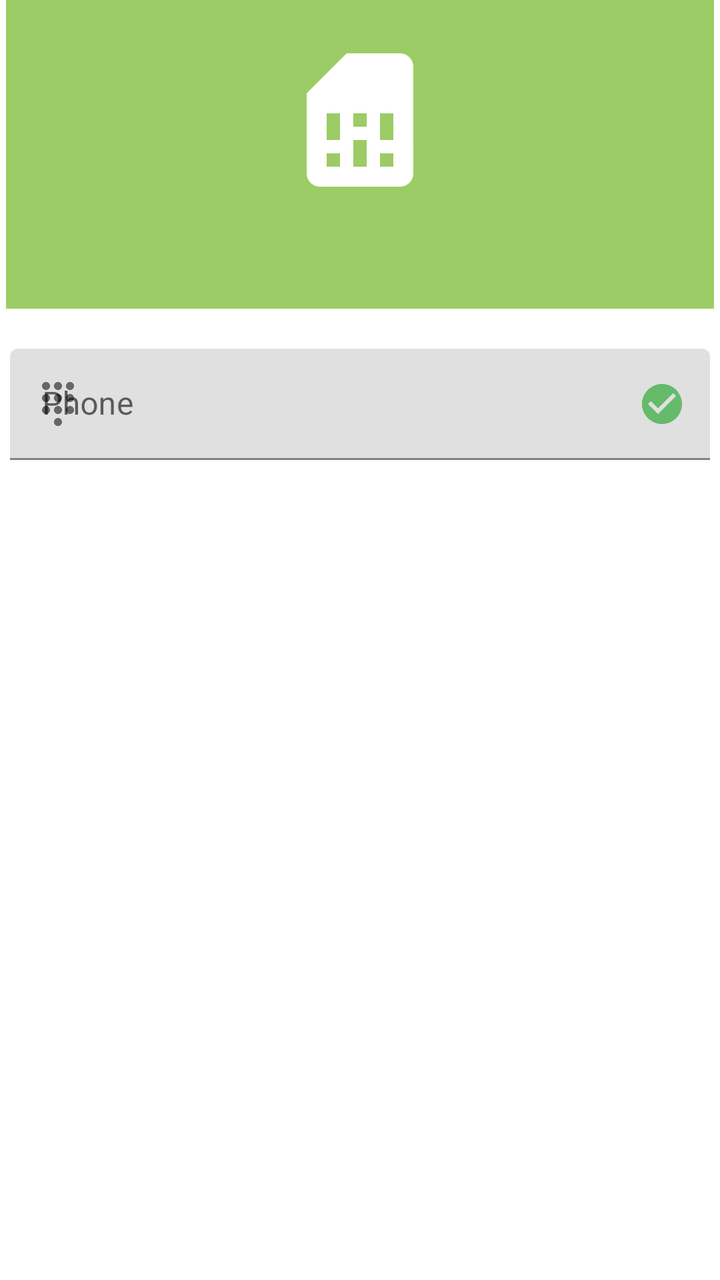
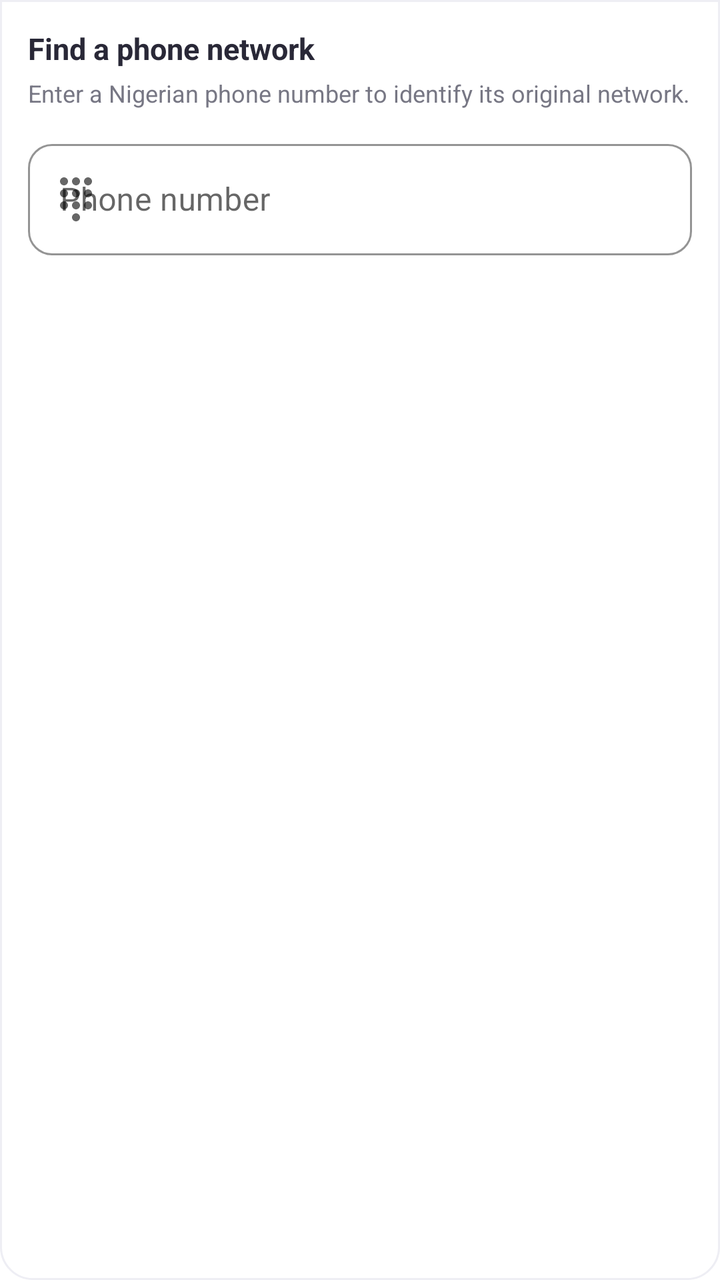

Screens rendered from an Android XML layout before and after an edit, with the pre-edit source and the edit as a unified diff.
<!-- AndroidManifest.xml: application theme Theme.EasyCheck -->
<!-- res/layout/network_look_up.xml -->
<?xml version="1.0" encoding="utf-8"?>
<LinearLayout xmlns:android="http://schemas.android.com/apk/res/android"
    xmlns:app="http://schemas.android.com/apk/res-auto"
    android:layout_width="match_parent"
    android:layout_height="wrap_content"
    android:background="@android:color/transparent"
    android:orientation="vertical">

    <LinearLayout
        android:layout_marginHorizontal="@dimen/spacing_small"
        android:id="@+id/lookup_background"
        android:layout_width="match_parent"
        android:layout_height="wrap_content"
        android:background="@color/light_green_400"
        android:gravity="center"
        android:minHeight="120.0dip"
        android:orientation="vertical"
        android:padding="@dimen/spacing_mlarge">

        <ImageView
            android:id="@+id/icon"
            android:layout_width="80.0dip"
            android:layout_height="80.0dip"
            app:srcCompat="@drawable/ic_baseline_sim_card_24" />

        <TextView
            android:id="@+id/title"
            android:layout_width="wrap_content"
            android:layout_height="wrap_content"
            android:layout_marginTop="@dimen/spacing_middle"
            android:text=""
            android:textAppearance="@style/TextAppearance.AppCompat.Medium"
            android:textColor="@color/white"
            android:textStyle="bold" />
    </LinearLayout>

    <View
        android:layout_width="0.0dip"
        android:layout_height="@dimen/spacing_large" />

    <androidx.appcompat.widget.LinearLayoutCompat
        android:layout_width="match_parent"
        android:layout_height="wrap_content"
        android:orientation="vertical"
        android:padding="@dimen/spacing_medium">

        <com.google.android.material.textfield.TextInputLayout
            android:id="@+id/phone_layout"
            style="@style/ThemeOverlay.Material3.TextInputEditText.OutlinedBox.Dense"
            android:layout_width="match_parent"
            android:layout_height="wrap_content"
            android:hint="@string/phone"
            app:endIconDrawable="@drawable/ic_check_circle"
            app:endIconMode="custom"
            app:endIconTint="@color/green_400"
            app:startIconDrawable="@drawable/ic_baseline_dialpad_24"
            app:startIconTint="@color/grey_60">

            <com.google.android.material.textfield.TextInputEditText
                android:id="@+id/phone_lookup"
                android:layout_width="match_parent"
                android:layout_height="match_parent"
                android:focusableInTouchMode="true"
                android:inputType="phone" />
        </com.google.android.material.textfield.TextInputLayout>

        <View
            android:layout_width="0.0dip"
            android:layout_height="@dimen/spacing_middle" />
    </androidx.appcompat.widget.LinearLayoutCompat>
</LinearLayout>
<!-- resources referenced by this layout -->
<resources>
  <color name="green_400">#ff66bb6a</color>
  <color name="grey_60">#ff666666</color>
  <color name="light_green_400">#ff9ccc65</color>
  <color name="white">#FFFFFFFF</color>
  <dimen name="spacing_large">15.0dip</dimen>
  <dimen name="spacing_medium">5.0dip</dimen>
  <dimen name="spacing_middle">10.0dip</dimen>
  <dimen name="spacing_mlarge">20.0dip</dimen>
  <dimen name="spacing_small">3.0dip</dimen>
  <!-- drawable ic_baseline_dialpad_24 (drawable) -->
  <vector android:height="24dp" android:tint="#FFFFFF"
      android:viewportHeight="24" android:viewportWidth="24"
      android:width="24dp" xmlns:android="http://schemas.android.com/apk/res/android">
      <path android:fillColor="@android:color/white" android:pathData="M12,19c-1.1,0 -2,0.9 -2,2s0.9,2 2,2 2,-0.9 2,-2 -0.9,-2 -2,-2zM6,1c-1.1,0 -2,0.9 -2,2s0.9,2 2,2 2,-0.9 2,-2 -0.9,-2 -2,-2zM6,7c-1.1,0 -2,0.9 -2,2s0.9,2 2,2 2,-0.9 2,-2 -0.9,-2 -2,-2zM6,13c-1.1,0 -2,0.9 -2,2s0.9,2 2,2 2,-0.9 2,-2 -0.9,-2 -2,-2zM18,5c1.1,0 2,-0.9 2,-2s-0.9,-2 -2,-2 -2,0.9 -2,2 0.9,2 2,2zM12,13c-1.1,0 -2,0.9 -2,2s0.9,2 2,2 2,-0.9 2,-2 -0.9,-2 -2,-2zM18,13c-1.1,0 -2,0.9 -2,2s0.9,2 2,2 2,-0.9 2,-2 -0.9,-2 -2,-2zM18,7c-1.1,0 -2,0.9 -2,2s0.9,2 2,2 2,-0.9 2,-2 -0.9,-2 -2,-2zM12,7c-1.1,0 -2,0.9 -2,2s0.9,2 2,2 2,-0.9 2,-2 -0.9,-2 -2,-2zM12,1c-1.1,0 -2,0.9 -2,2s0.9,2 2,2 2,-0.9 2,-2 -0.9,-2 -2,-2z"/>
  </vector>
  <!-- drawable ic_baseline_sim_card_24 (drawable) -->
  <vector android:height="24dp" android:tint="#FFFFFF"
      android:viewportHeight="24" android:viewportWidth="24"
      android:width="24dp" xmlns:android="http://schemas.android.com/apk/res/android">
      <path android:fillColor="@android:color/white" android:pathData="M19.99,4c0,-1.1 -0.89,-2 -1.99,-2h-8L4,8v12c0,1.1 0.9,2 2,2h12.01c1.1,0 1.99,-0.9 1.99,-2l-0.01,-16zM9,19L7,19v-2h2v2zM17,19h-2v-2h2v2zM9,15L7,15v-4h2v4zM13,19h-2v-4h2v4zM13,13h-2v-2h2v2zM17,15h-2v-4h2v4z"/>
  </vector>
  <!-- drawable ic_check_circle (drawable) -->
  <?xml version="1.0" encoding="utf-8"?>
  <vector android:height="24.0dip" android:width="24.0dip" android:viewportWidth="24.0" android:viewportHeight="24.0"
    xmlns:android="http://schemas.android.com/apk/res/android">
      <path android:fillColor="#ffffffff" android:pathData="M12,2C6.48,2 2,6.48 2,12s4.48,10 10,10 10,-4.48 10,-10S17.52,2 12,2zM10,17l-5,-5 1.41,-1.41L10,14.17l7.59,-7.59L19,8l-9,9z" />
  </vector>
  <string name="phone">Phone</string>
  <style name="Theme.EasyCheck" parent="Theme.MaterialComponents.Light.NoActionBar">
          
          <item name="colorPrimary">@color/purple_500</item>
          <item name="colorPrimaryVariant">@color/purple_700</item>
          <item name="colorOnPrimary">@color/white</item>
          <item name="rippleColor">@color/rippleColor</item>
          
          <item name="colorSecondary">@color/teal_200</item>
          <item name="colorSecondaryVariant">@color/teal_700</item>
          <item name="colorOnSecondary">@color/black</item>
          
          <item name="android:statusBarColor">?attr/colorPrimaryVariant</item>
          
      </style>
  <color name="purple_500">#FF6200EE</color>
  <color name="purple_700">#FF3700B3</color>
  <color name="rippleColor">#33000000</color>
  <color name="teal_200">#FF03DAC5</color>
  <color name="teal_700">#FF018786</color>
  <color name="black">#FF000000</color>
</resources>

<!-- the commit's change to res/layout/network_look_up.xml (unified diff, before → after) -->
@@ -1,71 +1,67 @@
 <?xml version="1.0" encoding="utf-8"?>
-<LinearLayout xmlns:android="http://schemas.android.com/apk/res/android"
+<LinearLayout
+    xmlns:android="http://schemas.android.com/apk/res/android"
     xmlns:app="http://schemas.android.com/apk/res-auto"
     android:layout_width="match_parent"
     android:layout_height="wrap_content"
-    android:background="@android:color/transparent"
-    android:orientation="vertical">
+    android:layout_marginHorizontal="16dp"
+    android:layout_marginBottom="8dp"
+    android:orientation="vertical"
+    android:padding="14dp"
+    android:background="@drawable/bg_reveal_panel">
 
-    <LinearLayout
-        android:layout_marginHorizontal="@dimen/spacing_small"
-        android:id="@+id/lookup_background"
+    <TextView
+        android:id="@+id/title"
         android:layout_width="match_parent"
         android:layout_height="wrap_content"
-        android:background="@color/light_green_400"
-        android:gravity="center"
-        android:minHeight="120.0dip"
-        android:orientation="vertical"
-        android:padding="@dimen/spacing_mlarge">
+        android:text="Find a phone network"
+        android:textColor="#292837"
+        android:textSize="15sp"
+        android:textStyle="bold" />
 
-        <ImageView
-            android:id="@+id/icon"
-            android:layout_width="80.0dip"
-            android:layout_height="80.0dip"
-            app:srcCompat="@drawable/ic_baseline_sim_card_24" />
-
-        <TextView
-            android:id="@+id/title"
-            android:layout_width="wrap_content"
-            android:layout_height="wrap_content"
-            android:layout_marginTop="@dimen/spacing_middle"
-            android:text=""
-            android:textAppearance="@style/TextAppearance.AppCompat.Medium"
-            android:textColor="@color/white"
-            android:textStyle="bold" />
-    </LinearLayout>
-
-    <View
-        android:layout_width="0.0dip"
-        android:layout_height="@dimen/spacing_large" />
-
-    <androidx.appcompat.widget.LinearLayoutCompat
+    <TextView
         android:layout_width="match_parent"
         android:layout_height="wrap_content"
-        android:orientation="vertical"
-        android:padding="@dimen/spacing_medium">
+        android:layout_marginTop="4dp"
+        android:layout_marginBottom="12dp"
+        android:text="Enter a Nigerian phone number to identify its original network."
+        android:textColor="#777784"
+        android:textSize="12sp" />
 
-        <com.google.android.material.textfield.TextInputLayout
-            android:id="@+id/phone_layout"
-            style="@style/ThemeOverlay.Material3.TextInputEditText.OutlinedBox.Dense"
+    <com.google.android.material.textfield.TextInputLayout
+        android:id="@+id/phone_layout"
+        style="@style/Widget.MaterialComponents.TextInputLayout.OutlinedBox"
+        android:layout_width="match_parent"
+        android:layout_height="wrap_content"
+        android:hint="Phone number"
+        app:boxCornerRadiusTopStart="12dp"
+        app:boxCornerRadiusTopEnd="12dp"
+        app:boxCornerRadiusBottomStart="12dp"
+        app:boxCornerRadiusBottomEnd="12dp"
+        app:boxStrokeColor="#4934D8"
+        app:startIconDrawable="@drawable/ic_baseline_dialpad_24">
+
+        <com.google.android.material.textfield.TextInputEditText
+            android:id="@+id/phone_lookup"
             android:layout_width="match_parent"
             android:layout_height="wrap_content"
-            android:hint="@string/phone"
-            app:endIconDrawable="@drawable/ic_check_circle"
-            app:endIconMode="custom"
-            app:endIconTint="@color/green_400"
-            app:startIconDrawable="@drawable/ic_baseline_dialpad_24"
-            app:startIconTint="@color/grey_60">
+            android:inputType="phone"
+            android:maxLength="15"
+            android:singleLine="true"
+            android:textSize="16sp" />
 
-            <com.google.android.material.textfield.TextInputEditText
-                android:id="@+id/phone_lookup"
-                android:layout_width="match_parent"
-                android:layout_height="match_parent"
-                android:focusableInTouchMode="true"
-                android:inputType="phone" />
-        </com.google.android.material.textfield.TextInputLayout>
+    </com.google.android.material.textfield.TextInputLayout>
 
-        <View
-            android:layout_width="0.0dip"
-            android:layout_height="@dimen/spacing_middle" />
-    </androidx.appcompat.widget.LinearLayoutCompat>
+    <TextView
+        android:id="@+id/network_result"
+        android:layout_width="match_parent"
+        android:layout_height="wrap_content"
+        android:layout_marginTop="10dp"
+        android:padding="10dp"
+        android:background="@drawable/bg_lookup_result"
+        android:text="Network result will appear here"
+        android:textColor="#777784"
+        android:textSize="13sp"
+        android:visibility="gone" />
+
 </LinearLayout>
<!-- resource entries referenced after the edit -->
@@ -1,33 +1,30 @@
 <!-- resources referenced by this layout -->
 <resources>
-  <color name="green_400">#ff66bb6a</color>
-  <color name="grey_60">#ff666666</color>
-  <color name="light_green_400">#ff9ccc65</color>
+  <!-- drawable bg_lookup_result (drawable) -->
+  <?xml version="1.0" encoding="utf-8"?>
+  <shape xmlns:android="http://schemas.android.com/apk/res/android">
+      <solid android:color="#F2F0FF" />
+      <corners android:radius="10dp" />
+  </shape>
+  <!-- drawable bg_reveal_panel (drawable) -->
+  <?xml version="1.0" encoding="utf-8"?>
+  <shape xmlns:android="http://schemas.android.com/apk/res/android">
+      <solid android:color="#FFFFFF" />
+      <corners
+          android:bottomLeftRadius="16dp"
+          android:bottomRightRadius="16dp" />
+  
+      <stroke
+          android:width="1dp"
+          android:color="#EEEEF4" />
+  </shape>
   <color name="white">#FFFFFFFF</color>
-  <dimen name="spacing_large">15.0dip</dimen>
-  <dimen name="spacing_medium">5.0dip</dimen>
-  <dimen name="spacing_middle">10.0dip</dimen>
-  <dimen name="spacing_mlarge">20.0dip</dimen>
-  <dimen name="spacing_small">3.0dip</dimen>
   <!-- drawable ic_baseline_dialpad_24 (drawable) -->
   <vector android:height="24dp" android:tint="#FFFFFF"
       android:viewportHeight="24" android:viewportWidth="24"
       android:width="24dp" xmlns:android="http://schemas.android.com/apk/res/android">
       <path android:fillColor="@android:color/white" android:pathData="M12,19c-1.1,0 -2,0.9 -2,2s0.9,2 2,2 2,-0.9 2,-2 -0.9,-2 -2,-2zM6,1c-1.1,0 -2,0.9 -2,2s0.9,2 2,2 2,-0.9 2,-2 -0.9,-2 -2,-2zM6,7c-1.1,0 -2,0.9 -2,2s0.9,2 2,2 2,-0.9 2,-2 -0.9,-2 -2,-2zM6,13c-1.1,0 -2,0.9 -2,2s0.9,2 2,2 2,-0.9 2,-2 -0.9,-2 -2,-2zM18,5c1.1,0 2,-0.9 2,-2s-0.9,-2 -2,-2 -2,0.9 -2,2 0.9,2 2,2zM12,13c-1.1,0 -2,0.9 -2,2s0.9,2 2,2 2,-0.9 2,-2 -0.9,-2 -2,-2zM18,13c-1.1,0 -2,0.9 -2,2s0.9,2 2,2 2,-0.9 2,-2 -0.9,-2 -2,-2zM18,7c-1.1,0 -2,0.9 -2,2s0.9,2 2,2 2,-0.9 2,-2 -0.9,-2 -2,-2zM12,7c-1.1,0 -2,0.9 -2,2s0.9,2 2,2 2,-0.9 2,-2 -0.9,-2 -2,-2zM12,1c-1.1,0 -2,0.9 -2,2s0.9,2 2,2 2,-0.9 2,-2 -0.9,-2 -2,-2z"/>
   </vector>
-  <!-- drawable ic_baseline_sim_card_24 (drawable) -->
-  <vector android:height="24dp" android:tint="#FFFFFF"
-      android:viewportHeight="24" android:viewportWidth="24"
-      android:width="24dp" xmlns:android="http://schemas.android.com/apk/res/android">
-      <path android:fillColor="@android:color/white" android:pathData="M19.99,4c0,-1.1 -0.89,-2 -1.99,-2h-8L4,8v12c0,1.1 0.9,2 2,2h12.01c1.1,0 1.99,-0.9 1.99,-2l-0.01,-16zM9,19L7,19v-2h2v2zM17,19h-2v-2h2v2zM9,15L7,15v-4h2v4zM13,19h-2v-4h2v4zM13,13h-2v-2h2v2zM17,15h-2v-4h2v4z"/>
-  </vector>
-  <!-- drawable ic_check_circle (drawable) -->
-  <?xml version="1.0" encoding="utf-8"?>
-  <vector android:height="24.0dip" android:width="24.0dip" android:viewportWidth="24.0" android:viewportHeight="24.0"
-    xmlns:android="http://schemas.android.com/apk/res/android">
-      <path android:fillColor="#ffffffff" android:pathData="M12,2C6.48,2 2,6.48 2,12s4.48,10 10,10 10,-4.48 10,-10S17.52,2 12,2zM10,17l-5,-5 1.41,-1.41L10,14.17l7.59,-7.59L19,8l-9,9z" />
-  </vector>
-  <string name="phone">Phone</string>
   <style name="Theme.EasyCheck" parent="Theme.MaterialComponents.Light.NoActionBar">
           
           <item name="colorPrimary">@color/purple_500</item>
@@ -39,7 +36,7 @@
           <item name="colorSecondaryVariant">@color/teal_700</item>
           <item name="colorOnSecondary">@color/black</item>
           
-          <item name="android:statusBarColor">?attr/colorPrimaryVariant</item>
+          <item name="android:statusBarColor">#4934D8</item>
           
       </style>
   <color name="purple_500">#FF6200EE</color>
